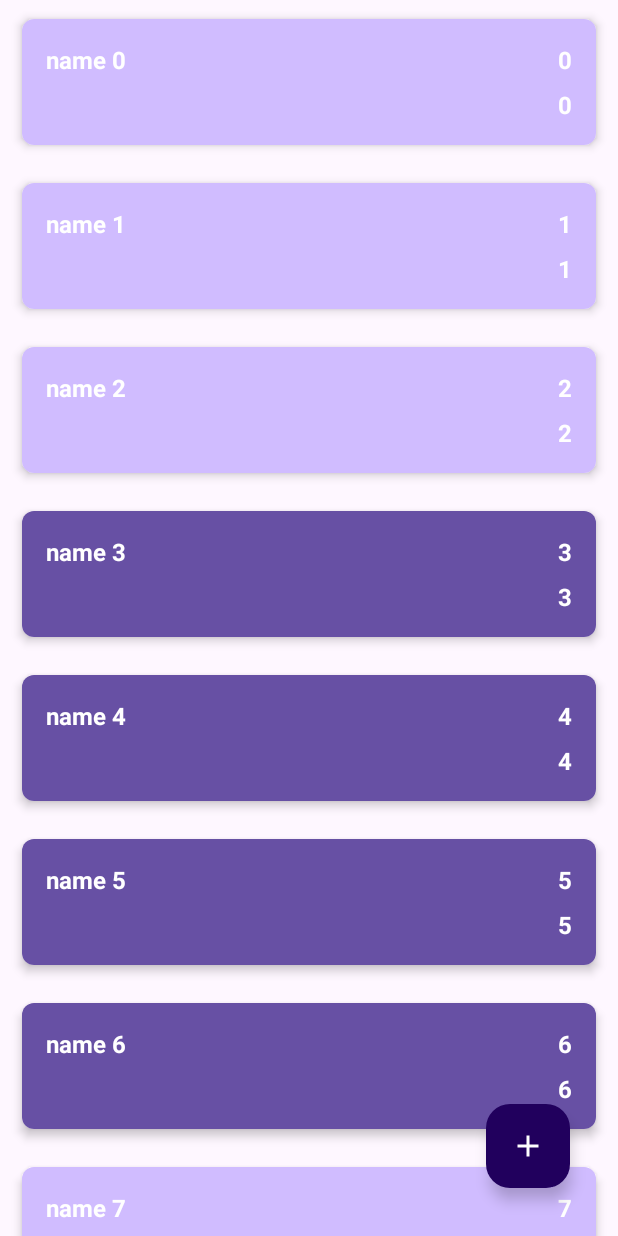
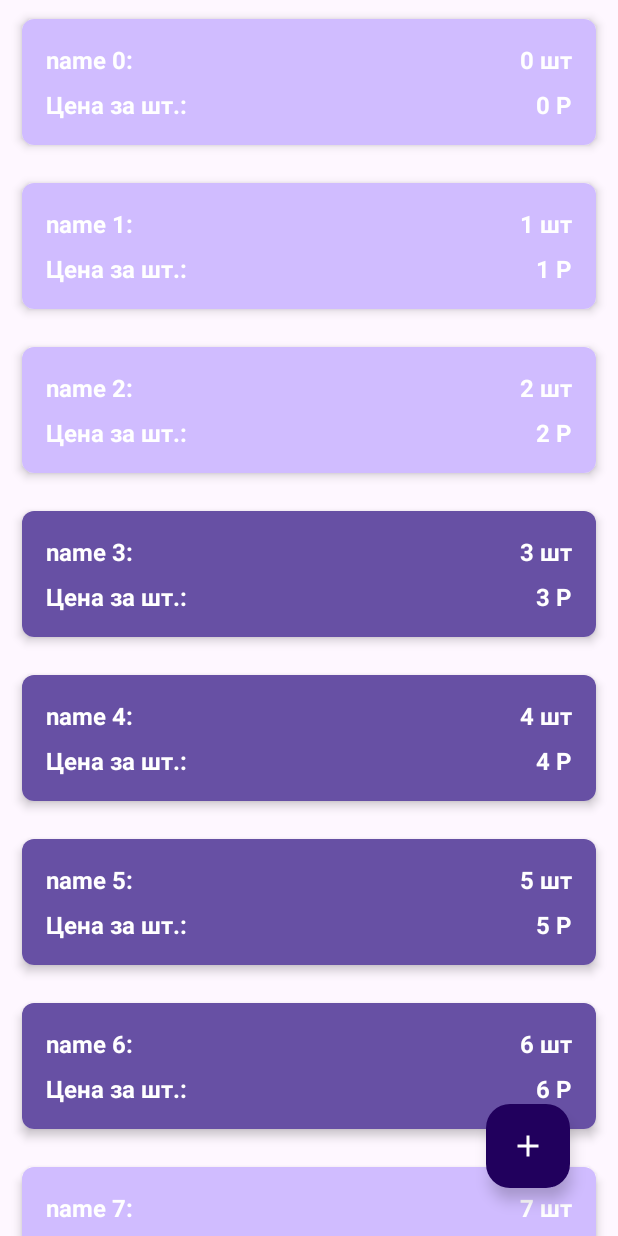
Before and after one commit to EgorPoprotskiy/MyShopping, an Android app: the screen it shows after launch (MainActivity), on a phone screen of 412 x 824 dp. Run offline under Robolectric (Android 15) with nearby library versions, the phone set to English and light mode, and no system bars.

Commit message:
upgrade description item

```diff
--- a/app/src/main/java/com/egorpoprotskiy/myshopping/presentation/ShopItemViewHolder.kt
+++ b/app/src/main/java/com/egorpoprotskiy/myshopping/presentation/ShopItemViewHolder.kt
@@ -10,4 +10,5 @@ class ShopItemViewHolder(var view: View): RecyclerView.ViewHolder(view) {
     val tvName = view.findViewById<TextView>(R.id.tv_name)
     val tvNameCount = view.findViewById<TextView>(R.id.tv_nameCount)
     val tvPriceCount = view.findViewById<TextView>(R.id.tv_priceCount)
+    val tvPrice = view.findViewById<TextView>(R.id.tv_price)
 }
--- a/app/src/main/java/com/egorpoprotskiy/myshopping/presentation/ShopListAdapter.kt
+++ b/app/src/main/java/com/egorpoprotskiy/myshopping/presentation/ShopListAdapter.kt
@@ -30,9 +30,10 @@ class ShopListAdapter: ListAdapter<ShopItem, ShopItemViewHolder>(ShopItemDiffCal
         holder.view.setOnClickListener {
             onShopItemClickListener?.invoke(shopItem)
         }
-        holder.tvName.text = shopItem.name
-        holder.tvNameCount.text = shopItem.nameCount.toString()
-        holder.tvPriceCount.text = shopItem.priceCount.toString()
+        holder.tvName.text = "${shopItem.name}:"
+        holder.tvNameCount.text = "${shopItem.nameCount.toString()} шт"
+        holder.tvPriceCount.text = "${shopItem.priceCount.toString()} Р"
+        holder.tvPrice.text = "Цена за шт.:"
     }
 
     override fun getItemViewType(position: Int): Int {
--- a/app/src/main/res/values/strings.xml
+++ b/app/src/main/res/values/strings.xml
@@ -1,9 +1,9 @@
 <resources>
     <string name="app_name">My shopping</string>
     <string name="add_new_element">add new element</string>
-    <string name="name">Name:</string>
-    <string name="count">Count:</string>
-    <string name="price">Price:</string>
+    <string name="name">Наименование:</string>
+    <string name="count">Количество:</string>
+    <string name="price">Цена:</string>
     <string name="save">save</string>
     <string name="error_input_name">Error input name</string>
     <string name="error_input_nameCount">Error input count</string>
```
